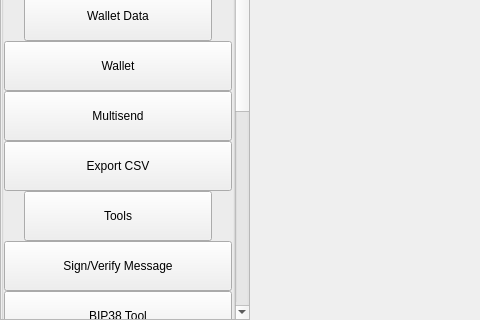
First picture: the form in src/qt/vitae/settings/forms/settingswidget.ui, repository VitaeTeam/Vitae, before the edit; both pictures show x 0 to 480 and y 110 to 430 of the 629 by 430 pixel window.
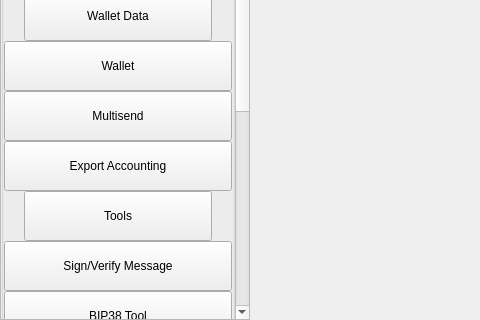
Second picture: the form after the edit.

Commit message: [GUI] Export addressbook csv feature.

What changed in the file:
```diff
--- a/src/qt/vitae/settings/forms/settingswidget.ui
+++ b/src/qt/vitae/settings/forms/settingswidget.ui
@@ -133,9 +133,9 @@
              <property name="geometry">
               <rect>
                <x>0</x>
-               <y>-490</y>
+               <y>0</y>
                <width>230</width>
-               <height>887</height>
+               <height>937</height>
               </rect>
              </property>
              <property name="sizePolicy">
@@ -328,7 +328,7 @@
                          <enum>Qt::NoFocus</enum>
                         </property>
                         <property name="text">
-                         <string>Export CSV</string>
+                         <string>Export Accounting</string>
                         </property>
                         <property name="checkable">
                          <bool>true</bool>
```
The commit also changes 3 other files.
